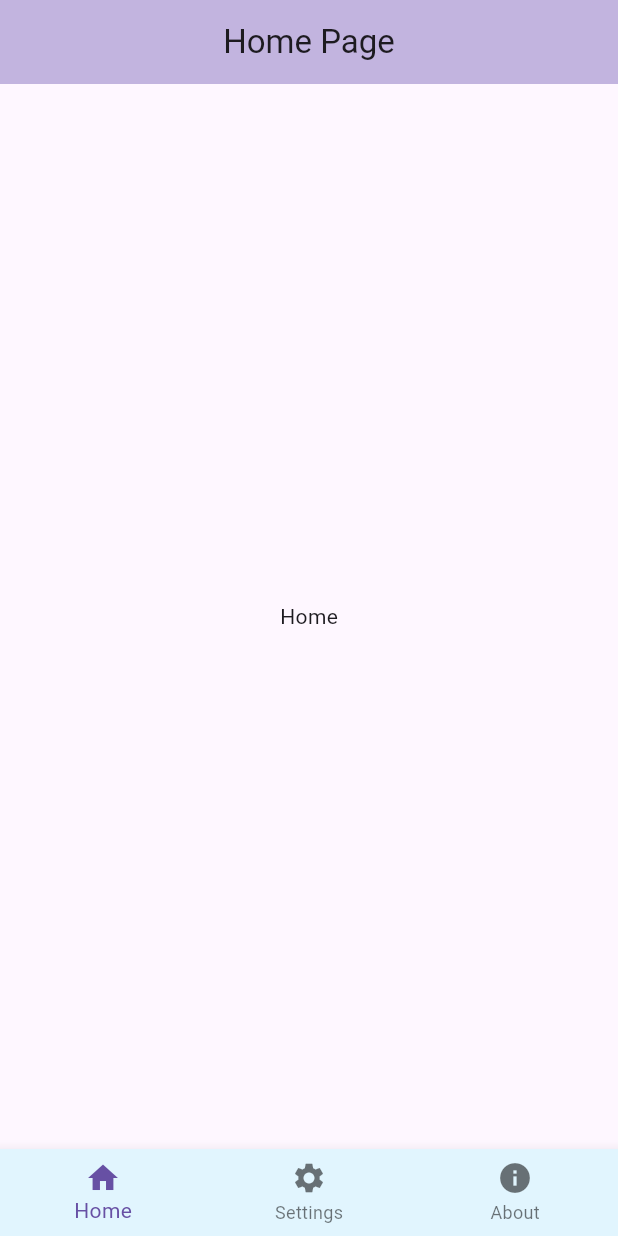
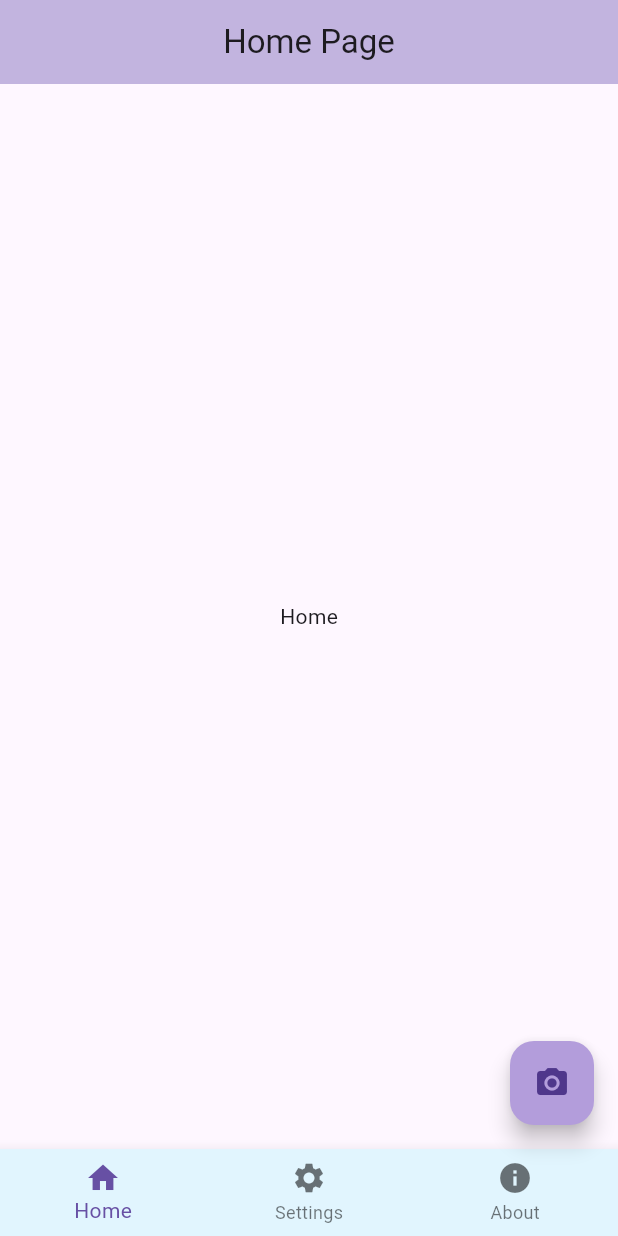
Before and after one commit to JinTao0813/kitahack_budget_gang, a Flutter app: the screen it shows after launch, on a phone screen of 412 x 824 dp. Run offline on Flutter 3.47's test engine with Material 3 defaults, Android fonts, the phone set to English and light mode, and no system bars; our stand-ins replace camera; missing offline and left inert: tflite_flutter.

```diff
--- a/lib/main.dart
+++ b/lib/main.dart
@@ -1,24 +1,23 @@
 import 'package:flutter/material.dart';
-import 'package:kitahack_budget_gang/pages/home_page.dart';
-import 'package:kitahack_budget_gang/pages/settings_page.dart';
-import 'package:kitahack_budget_gang/pages/about_page.dart';
+import 'package:kitahack_budget_gang/pages/home_page.dart'; // Import HomePage
+import 'package:kitahack_budget_gang/pages/camera_screen.dart'; // Import CameraScreen
 
 void main() {
-  runApp(const MyApp());
+  runApp(MyApp());
 }
 
 class MyApp extends StatelessWidget {
-  const MyApp({super.key});
-
   @override
   Widget build(BuildContext context) {
     return MaterialApp(
-      debugShowCheckedModeBanner: false,
-      home: HomePage(),
+      title: 'Flutter Camera Example',
+      theme: ThemeData(primarySwatch: Colors.blue),
+      home: const HomePage(), // Use HomePage as the starting screen
+      // Define routes
       routes: {
         '/home': (context) => const HomePage(),
-        '/settings': (context) => const SettingsPage(),
-        '/about': (context) => const AboutPage(),
+        '/camera':
+            (context) => const CameraScreen(), // Define route for CameraScreen
       },
     );
   }
--- a/lib/pages/home_page.dart
+++ b/lib/pages/home_page.dart
@@ -34,6 +34,18 @@ class _HomePageState extends State<HomePage> {
         elevation: 20,
       ),
       body: _pages[_selectedIndex],
+
+      floatingActionButton: FloatingActionButton(
+        onPressed: () {
+          Navigator.pushNamed(
+            context,
+            '/camera',
+          ); // assuming you will define this route
+        },
+        child: const Icon(Icons.camera_alt),
+        backgroundColor: Colors.deepPurple[200],
+      ),
+
       bottomNavigationBar: BottomNavigationBar(
         backgroundColor: Colors.lightBlue[50],
         currentIndex: _selectedIndex,
```
Also changed, not shown: lib/pages/CameraWidget.dart (added, +46 -0 lines), lib/pages/camera_screen.dart (+4 -7 lines), pubspec.yaml (+4 -71 lines), pubspec.lock, 5 other files.
